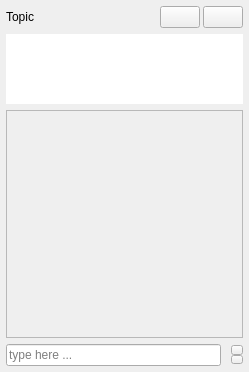
The window that src/Common/gui/chat/ChatPanel.ui (elieserdejesus/JamTaba) describes before a commit, drawn with Qt 5.
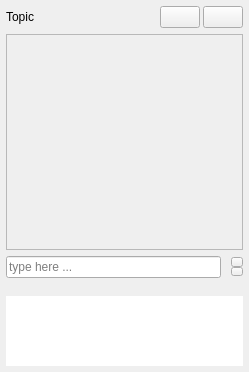
The same window after the commit. Icons and pictures are not drawn.

Commit message: Improving connected users widget stylesheet

```diff
--- a/src/Common/gui/chat/ChatPanel.ui
+++ b/src/Common/gui/chat/ChatPanel.ui
@@ -99,45 +99,6 @@
      </item>
     </layout>
    </item>
-   <item>
-    <widget class="QTreeWidget" name="treeWidget">
-     <property name="sizePolicy">
-      <sizepolicy hsizetype="Expanding" vsizetype="Preferred">
-       <horstretch>0</horstretch>
-       <verstretch>0</verstretch>
-      </sizepolicy>
-     </property>
-     <property name="frameShape">
-      <enum>QFrame::NoFrame</enum>
-     </property>
-     <property name="sizeAdjustPolicy">
-      <enum>QAbstractScrollArea::AdjustToContents</enum>
-     </property>
-     <property name="indentation">
-      <number>12</number>
-     </property>
-     <property name="uniformRowHeights">
-      <bool>true</bool>
-     </property>
-     <property name="itemsExpandable">
-      <bool>false</bool>
-     </property>
-     <property name="headerHidden">
-      <bool>true</bool>
-     </property>
-     <property name="expandsOnDoubleClick">
-      <bool>false</bool>
-     </property>
-     <attribute name="headerVisible">
-      <bool>false</bool>
-     </attribute>
-     <column>
-      <property name="text">
-       <string notr="true">1</string>
-      </property>
-     </column>
-    </widget>
-   </item>
    <item>
     <widget class="QScrollArea" name="chatScroll">
      <property name="sizePolicy">
@@ -170,7 +131,7 @@
         <x>0</x>
         <y>0</y>
         <width>235</width>
-        <height>223</height>
+        <height>205</height>
        </rect>
       </property>
      </widget>
@@ -287,6 +248,58 @@
      </item>
     </layout>
    </item>
+   <item>
+    <spacer name="verticalSpacer">
+     <property name="orientation">
+      <enum>Qt::Vertical</enum>
+     </property>
+     <property name="sizeHint" stdset="0">
+      <size>
+       <width>20</width>
+       <height>12</height>
+      </size>
+     </property>
+    </spacer>
+   </item>
+   <item>
+    <widget class="QTreeWidget" name="treeWidget">
+     <property name="sizePolicy">
+      <sizepolicy hsizetype="Expanding" vsizetype="Preferred">
+       <horstretch>0</horstretch>
+       <verstretch>0</verstretch>
+      </sizepolicy>
+     </property>
+     <property name="frameShape">
+      <enum>QFrame::NoFrame</enum>
+     </property>
+     <property name="sizeAdjustPolicy">
+      <enum>QAbstractScrollArea::AdjustToContents</enum>
+     </property>
+     <property name="indentation">
+      <number>12</number>
+     </property>
+     <property name="uniformRowHeights">
+      <bool>true</bool>
+     </property>
+     <property name="itemsExpandable">
+      <bool>false</bool>
+     </property>
+     <property name="headerHidden">
+      <bool>true</bool>
+     </property>
+     <property name="expandsOnDoubleClick">
+      <bool>false</bool>
+     </property>
+     <attribute name="headerVisible">
+      <bool>false</bool>
+     </attribute>
+     <column>
+      <property name="text">
+       <string notr="true">1</string>
+      </property>
+     </column>
+    </widget>
+   </item>
   </layout>
  </widget>
  <resources/>
```
Left out of the diff: 10 changed lines with no effect on the pictures. The commit also changes 6 other files.
